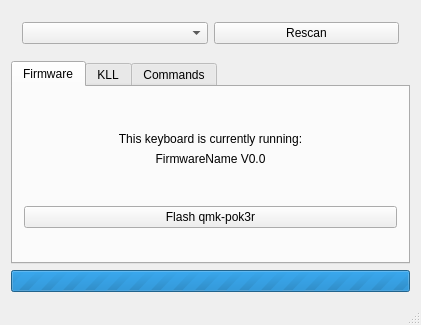
pok3r-custom/Pok3rConf, file mainwindow.ui: the form before one commit.
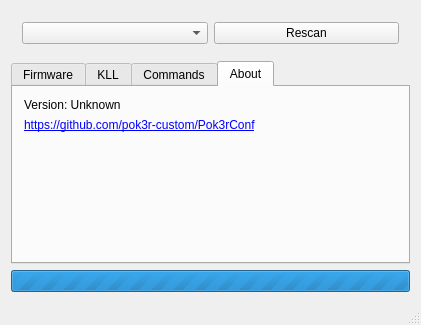
The form after the commit. The open tabs and pages were chosen to show the change.

What changed in the file:
```diff
--- a/mainwindow.ui
+++ b/mainwindow.ui
@@ -74,7 +74,7 @@
            <item>
             <widget class="QLabel" name="firwareVersion">
              <property name="text">
-              <string>FirmwareName V0.0</string>
+              <string>Unknown</string>
              </property>
              <property name="alignment">
               <set>Qt::AlignCenter</set>
@@ -156,6 +156,43 @@
         </item>
        </layout>
       </widget>
+      <widget class="QWidget" name="about">
+       <attribute name="title">
+        <string>About</string>
+       </attribute>
+       <layout class="QVBoxLayout" name="verticalLayout_6">
+        <item>
+         <widget class="QLabel" name="version">
+          <property name="text">
+           <string>Version: Unknown</string>
+          </property>
+         </widget>
+        </item>
+        <item>
+         <widget class="QLabel" name="label_2">
+          <property name="text">
+           <string>&lt;html&gt;&lt;head/&gt;&lt;body&gt;&lt;p&gt;&lt;a href=&quot;https://github.com/pok3r-custom/Pok3rConf&quot;&gt;&lt;span style=&quot; text-decoration: underline; color:#0000ff;&quot;&gt;https://github.com/pok3r-custom/Pok3rConf&lt;/span&gt;&lt;/a&gt;&lt;/p&gt;&lt;/body&gt;&lt;/html&gt;</string>
+          </property>
+          <property name="openExternalLinks">
+           <bool>true</bool>
+          </property>
+         </widget>
+        </item>
+        <item>
+         <spacer name="verticalSpacer_5">
+          <property name="orientation">
+           <enum>Qt::Vertical</enum>
+          </property>
+          <property name="sizeHint" stdset="0">
+           <size>
+            <width>20</width>
+            <height>40</height>
+           </size>
+          </property>
+         </spacer>
+        </item>
+       </layout>
+      </widget>
      </widget>
     </item>
     <item>
```
